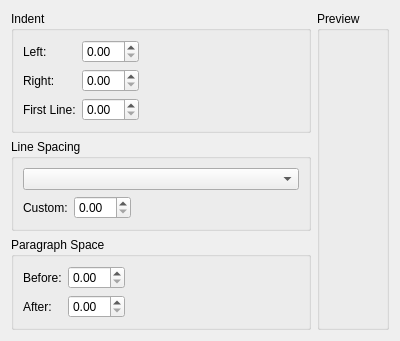
First picture: the form in shapes/text/dialogs/ParagraphIndentSpacing.ui, repository KDE/calligra, before the edit.
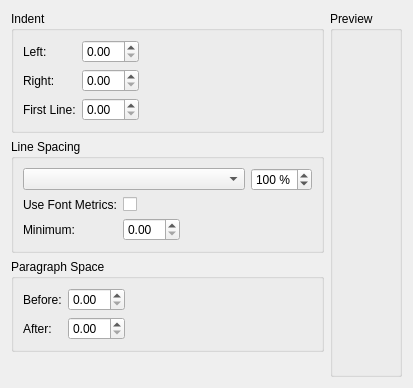
Second picture: the form after the edit. Custom widgets are drawn as their Qt base class.

Commit message: Fill and use the spacing/indent tab

```diff
--- a/shapes/text/dialogs/ParagraphIndentSpacing.ui
+++ b/shapes/text/dialogs/ParagraphIndentSpacing.ui
@@ -6,7 +6,7 @@
     <x>0</x>
     <y>0</y>
     <width>400</width>
-    <height>341</height>
+    <height>388</height>
    </rect>
   </property>
   <property name="windowTitle" >
@@ -87,30 +87,119 @@
       <string>Line Spacing</string>
      </property>
      <layout class="QGridLayout" >
-      <item row="0" column="0" colspan="3" >
-       <widget class="QComboBox" name="lineSpacing" />
+      <item row="0" column="0" colspan="2" >
+       <widget class="QComboBox" name="lineSpacing" >
+        <property name="sizePolicy" >
+         <sizepolicy vsizetype="Fixed" hsizetype="Preferred" >
+          <horstretch>1</horstretch>
+          <verstretch>0</verstretch>
+         </sizepolicy>
+        </property>
+       </widget>
+      </item>
+      <item row="0" column="2" >
+       <widget class="QStackedWidget" name="spacingStack" >
+        <property name="currentIndex" >
+         <number>1</number>
+        </property>
+        <widget class="QWidget" name="unitsPage" >
+         <layout class="QHBoxLayout" >
+          <property name="leftMargin" >
+           <number>0</number>
+          </property>
+          <property name="topMargin" >
+           <number>0</number>
+          </property>
+          <property name="rightMargin" >
+           <number>0</number>
+          </property>
+          <property name="bottomMargin" >
+           <number>0</number>
+          </property>
+          <item>
+           <widget class="KoUnitDoubleSpinBox" name="custom" />
+          </item>
+         </layout>
+        </widget>
+        <widget class="QWidget" name="percentPage" >
+         <layout class="QHBoxLayout" >
+          <property name="leftMargin" >
+           <number>0</number>
+          </property>
+          <property name="topMargin" >
+           <number>0</number>
+          </property>
+          <property name="rightMargin" >
+           <number>0</number>
+          </property>
+          <property name="bottomMargin" >
+           <number>0</number>
+          </property>
+          <item>
+           <widget class="QSpinBox" name="proportional" >
+            <property name="suffix" >
+             <string> %</string>
+            </property>
+            <property name="minimum" >
+             <number>85</number>
+            </property>
+            <property name="maximum" >
+             <number>999</number>
+            </property>
+            <property name="singleStep" >
+             <number>5</number>
+            </property>
+            <property name="value" >
+             <number>100</number>
+            </property>
+           </widget>
+          </item>
+         </layout>
+        </widget>
+       </widget>
       </item>
       <item row="1" column="0" >
-       <widget class="QLabel" name="label_4" >
-        <property name="text" >
-         <string>Custom:</string>
-        </property>
-        <property name="buddy" >
-         <cstring>custom</cstring>
-        </property>
-       </widget>
+       <layout class="QGridLayout" >
+        <item row="0" column="0" >
+         <widget class="QLabel" name="label_4" >
+          <property name="text" >
+           <string>Use Font Metrics:</string>
+          </property>
+          <property name="buddy" >
+           <cstring>useFont</cstring>
+          </property>
+         </widget>
+        </item>
+        <item row="0" column="1" >
+         <widget class="QCheckBox" name="useFont" >
+          <property name="text" >
+           <string/>
+          </property>
+         </widget>
+        </item>
+        <item row="1" column="0" >
+         <widget class="QLabel" name="label_7" >
+          <property name="text" >
+           <string>Minimum:</string>
+          </property>
+          <property name="buddy" >
+           <cstring>minimumLineSpacing</cstring>
+          </property>
+         </widget>
+        </item>
+        <item row="1" column="1" >
+         <widget class="KoUnitDoubleSpinBox" name="minimumLineSpacing" />
+        </item>
+       </layout>
       </item>
-      <item row="1" column="1" >
-       <widget class="KoUnitDoubleSpinBox" name="custom" />
-      </item>
-      <item row="1" column="2" >
+      <item row="1" column="1" colspan="2" >
        <spacer>
         <property name="orientation" >
          <enum>Qt::Horizontal</enum>
         </property>
         <property name="sizeHint" >
          <size>
-          <width>40</width>
+          <width>91</width>
           <height>20</height>
          </size>
         </property>
@@ -174,8 +263,8 @@
      </property>
      <property name="sizeHint" >
       <size>
-       <width>20</width>
-       <height>40</height>
+       <width>313</width>
+       <height>16</height>
       </size>
      </property>
     </spacer>
```
Left out of the diff: 6 changed lines with no effect on the pictures. The commit also changes 7 other files.
